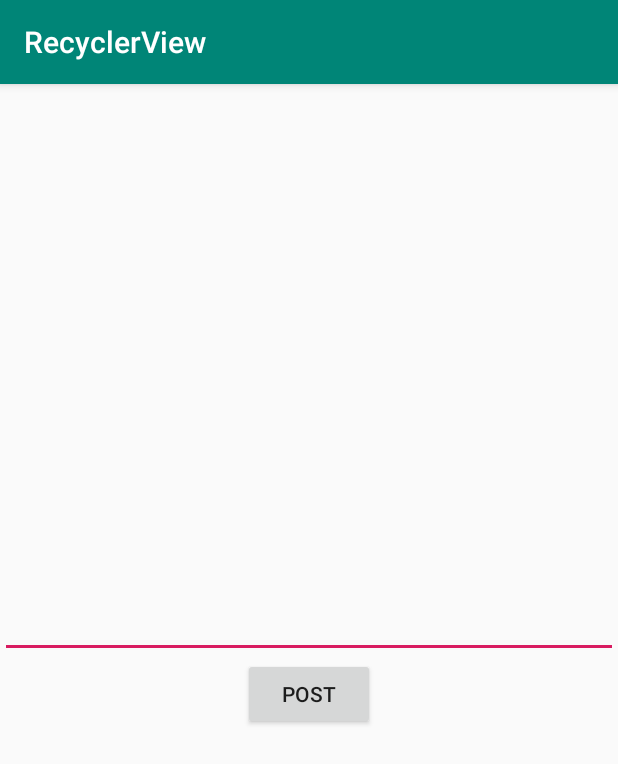
After one commit to Nseakleang/RecyclerViewHomework, an Android app: the PostActivity screen opened directly, with no data from a screen before it, on a phone screen of 412 x 824 dp. The commit adds this screen. Shown: the top 764 px of the screen. Run offline under Robolectric (Android 15) with nearby library versions, the phone set to English and light mode, and no system bars.

Commit message:
RecyclerView

```diff
--- a/app/src/main/AndroidManifest.xml
+++ b/app/src/main/AndroidManifest.xml
@@ -9,9 +9,7 @@
         android:roundIcon="@mipmap/ic_launcher_round"
         android:supportsRtl="true"
         android:theme="@style/AppTheme">
-        <activity android:name=".MainActivity">
-
-        </activity>
+        <activity android:name=".MainActivity"></activity>
         <activity android:name=".CardActivity">
             <intent-filter>
                 <action android:name="android.intent.action.MAIN" />
@@ -19,6 +17,7 @@
                 <category android:name="android.intent.category.LAUNCHER" />
             </intent-filter>
         </activity>
+        <activity android:name=".PostActivity"></activity>
     </application>
 
 </manifest>
--- a/app/src/main/java/com/seakleang/recyclerview/MainActivity.java
+++ b/app/src/main/java/com/seakleang/recyclerview/MainActivity.java
@@ -8,7 +8,7 @@ public class MainActivity extends AppCompatActivity {
     @Override
     protected void onCreate(Bundle savedInstanceState) {
         super.onCreate(savedInstanceState);
-        setContentView(R.layout.activity_main);
+        setContentView(R.layout.activity_card);
 
 
     }
--- /dev/null
+++ b/app/src/main/java/com/seakleang/recyclerview/PostActivity.java
@@ -0,0 +1,47 @@
+package com.seakleang.recyclerview;
+
+import android.content.Intent;
+import android.support.v7.app.AppCompatActivity;
+import android.os.Bundle;
+import android.view.View;
+import android.widget.Button;
+import android.widget.EditText;
+
+import com.seakleang.recyclerview.entity.Post;
+
+public class PostActivity extends AppCompatActivity implements View.OnClickListener {
+
+    private Button btnPost;
+    private EditText textPost;
+
+    @Override
+    protected void onCreate(Bundle savedInstanceState) {
+        super.onCreate(savedInstanceState);
+        setContentView(R.layout.activity_post);
+
+        btnPost = findViewById(R.id.btnPost);
+        textPost = findViewById(R.id.textPost);
+
+        btnPost.setOnClickListener(this);
+    }
+
+    @Override
+    public void onClick(View v) {
+        if (v.getId()==R.id.btnPost){
+            Post post = new Post(R.drawable.profile,
+                    "___Seakleang___",
+                    "PP",
+                    textPost.getText().toString(),
+                    "0",
+                    R.drawable.ros);
+            Intent intent = new Intent();
+            Bundle bundle = new Bundle();
+            bundle.putParcelable("data",post);
+            intent.putExtras(bundle);
+            setResult(RESULT_OK,intent);
+            finish();
+        }
+    }
+
+
+}
--- /dev/null
+++ b/app/src/main/res/layout/activity_post.xml
@@ -0,0 +1,24 @@
+<?xml version="1.0" encoding="utf-8"?>
+<LinearLayout xmlns:android="http://schemas.android.com/apk/res/android"
+    xmlns:app="http://schemas.android.com/apk/res-auto"
+    xmlns:tools="http://schemas.android.com/tools"
+    android:layout_width="match_parent"
+    android:layout_height="match_parent"
+    tools:context=".PostActivity"
+    android:orientation="vertical"
+    android:gravity="center">
+
+    <EditText
+        android:layout_width="match_parent"
+        android:layout_height="wrap_content"
+        android:inputType="textMultiLine"
+        android:id="@+id/textPost"/>
+
+    <Button
+        android:layout_width="wrap_content"
+        android:layout_height="wrap_content"
+        android:id="@+id/btnPost"
+        android:text="Post"
+        android:layout_gravity="center_horizontal"/>
+
+</LinearLayout>
```
Also changed, not shown: app/src/main/java/com/seakleang/recyclerview/CardActivity.java (+40 -0 lines), app/src/main/java/com/seakleang/recyclerview/entity/Post.java (+40 -1 lines), app/src/main/res/layout/activity_card.xml (+5 -6 lines), app/src/main/res/menu/option_menu.xml (added, +8 -0 lines).
